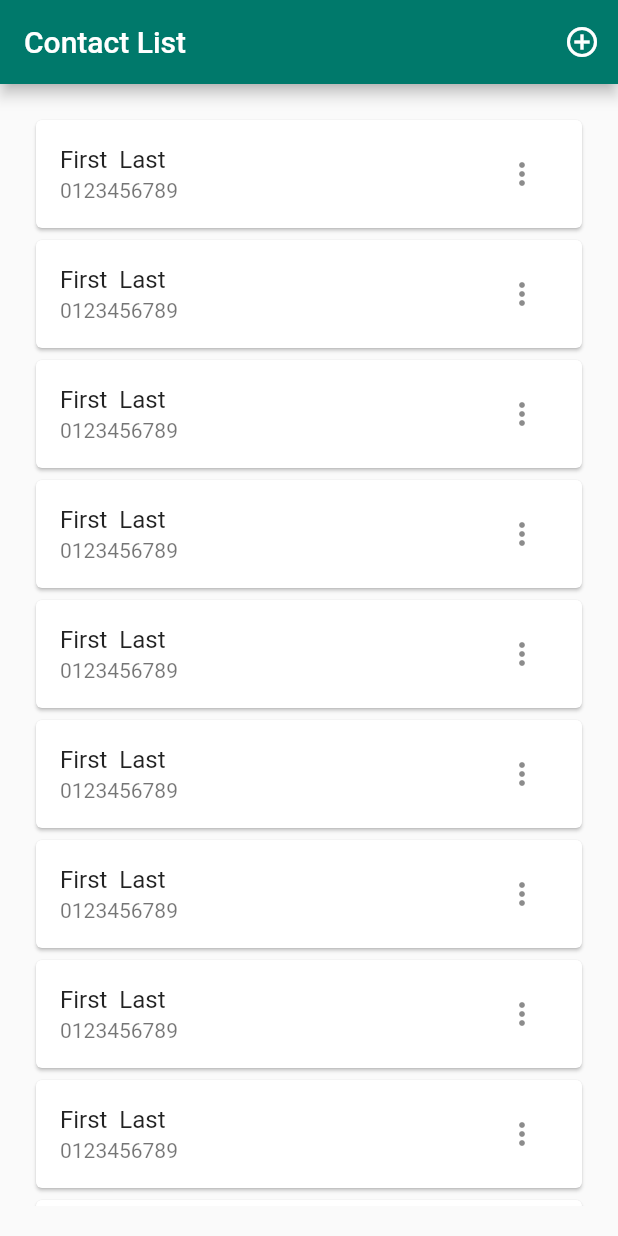
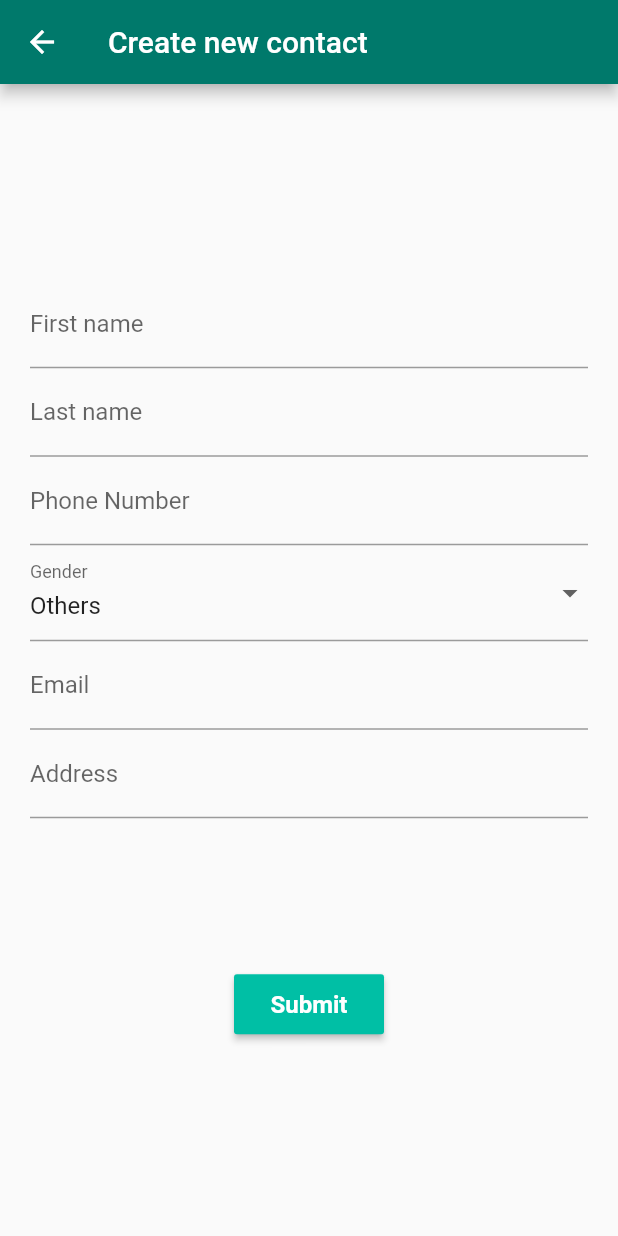
Before and after one commit to heupotato/flutter_contact_list, a Flutter app: the screen it shows after launch, after a tap on the "add circle outline" icon, on a phone screen of 412 x 824 dp. Run offline on Flutter 3.47's test engine with Material 2 defaults, Android fonts, the phone set to English and light mode, and no system bars; our stand-ins replace moor_flutter; generated files the repository leaves out were written again.

Commit message:
Ctl 005 create new contact screen (#7)
Ctl 005 create new contact screen

```diff
--- a/lib/main.dart
+++ b/lib/main.dart
@@ -8,7 +8,7 @@ class MyApp extends StatelessWidget{
       return MaterialApp(
         title: "My contact list",
         theme: ThemeData(primaryColor: Colors.teal[700]),
-        home: ContactList(),
+        home: ContactListScreen(),
       );
     }
 }
--- /dev/null
+++ b/lib/services/validator.dart
@@ -0,0 +1,22 @@
+class Validator{
+  static String? firstName(String ? firstname){
+    return (firstname == null || firstname.isEmpty)
+        ? "First name is required" : null;
+  }
+
+  static String ? lastname (String ? lastname){
+    return (lastname == null || lastname.isEmpty)
+        ? "Last name is required" : null;
+  }
+  ///phone number can be written with area code
+  static final phoneRegEx = RegExp(r'^[0-9\+]+$');
+
+  static String ? phoneNumber (String ? phone){
+    if (phone == null || phone.isEmpty){
+      return "Phone number is required";
+    }
+    if (phoneRegEx.hasMatch(phone) == false){
+      return "Invalid phone number";
+    }
+  }
+}
--- a/lib/ui/screens/contact_list_screen.dart
+++ b/lib/ui/screens/contact_list_screen.dart
@@ -1,15 +1,16 @@
 import 'package:flutter/material.dart';
 import 'package:flutter_contact_list/mockdata/mock_contact.dart';
 import 'package:flutter_contact_list/ui/screens/contact_detail_screen.dart';
+import 'package:flutter_contact_list/ui/screens/new_contact_screen.dart';
 
-class ContactList extends StatefulWidget {
-    const ContactList({ Key? key }) : super(key: key);
+class ContactListScreen extends StatefulWidget {
+    const ContactListScreen({ Key? key }) : super(key: key);
 
     @override
-    _ContactListState createState() => _ContactListState();
+    _ContactListScreenState createState() => _ContactListScreenState();
 }
 
-class _ContactListState extends State<ContactList> {
+class _ContactListScreenState extends State<ContactListScreen> {
     //create some fake data and assign to contactList
     List<Contact> contactList = MockContact.mocks();
 
@@ -61,16 +62,20 @@ class _ContactListState extends State<ContactList> {
         );
     }
 
+    _gotoAddNewContact(){
+        Navigator.push(
+            context,
+            MaterialPageRoute(builder: (context) => NewContactScreen())
+        );
+    }
+
     @override
     Widget build(BuildContext context) {
-        _pushAdd(){
-
-        }
         return Scaffold(
             appBar: AppBar(
                 title: Text("Contact List"),
                 actions: [
-                    IconButton(icon: Icon(Icons.add_circle_outline_sharp), onPressed: _pushAdd) ],
+                    IconButton(icon: Icon(Icons.add_circle_outline_sharp), onPressed: _gotoAddNewContact)],
             ),
             body: Container(
                 padding: EdgeInsets.all(20),
--- /dev/null
+++ b/lib/ui/screens/new_contact_screen.dart
@@ -0,0 +1,143 @@
+import 'package:flutter/material.dart';
+import 'package:flutter_contact_list/services/validator.dart';
+import 'package:flutter_contact_list/ui/widgets/buttons/custom_elevated_button.dart';
+
+class NewContactScreen extends StatefulWidget {
+    const NewContactScreen({Key? key }) : super(key: key);
+
+    @override
+    _NewContactScreenState createState() => _NewContactScreenState();
+}
+
+enum Gender {male, female, others}
+
+extension GenderName on Gender{
+    String get name{
+        switch (this){
+            case Gender.male:
+                return "Male";
+            case Gender.female:
+                return "Female";
+            case Gender.others:
+                return "Others";
+        }
+    }
+}
+
+class _NewContactScreenState extends State<NewContactScreen> {
+    late String firstName;
+    late String lastName;
+    late String phoneNumber;
+    Gender gender = Gender.others;
+    late String email;
+    late String address;
+
+
+    final GlobalKey<FormState> formKey = GlobalKey<FormState>();
+
+    Widget firstNameField(){
+        return TextFormField(
+            decoration: InputDecoration(labelText: "First name"),
+            validator: Validator.firstName,
+            onSaved: (String ? value) => firstName = value!,
+        );
+    }
+
+    Widget lastNameField(){
+        return TextFormField(
+            decoration: InputDecoration(labelText: "Last name"),
+            validator: Validator.lastname,
+            onSaved: (String ? value) => lastName = value!,
+        );
+    }
+
+    Widget phoneNumberField(){
+        return TextFormField(
+            decoration: InputDecoration(labelText: "Phone Number"),
+            validator: Validator.phoneNumber,
+            onSaved: (String ? value) => phoneNumber = value!,
+        );
+    }
+
+    Widget genderField(){
+        return DropdownButtonFormField(
+            decoration: InputDecoration(labelText: "Gender"),
+            onChanged: (Gender ? newValue) => {
+                setState(() => gender = newValue!)
+            },
+
+            value: Gender.others,
+            isExpanded: true,
+            items: Gender.values.map((Gender value) {
+                return DropdownMenuItem(
+                    value: value,
+                    child: Text(value.name),
+                );
+            }).toList()
+        );
+    }
+
+    Widget emailField(){
+        return TextFormField(
+            decoration: InputDecoration(labelText: "Email"),
+            onSaved: (String ? value) => email = value!
+        );
+    }
+
+    Widget addressField(){
+        return TextFormField(
+                decoration: InputDecoration(labelText: "Address"),
+                onSaved: (String ? value) => address = value!
+        );
+    }
+
+    final ButtonStyle _raisedButtonStyle = ElevatedButton.styleFrom(
+        onPrimary: Colors.teal[900],
+        primary: Colors.tealAccent[700],
+        minimumSize: Size(100, 40),
+        padding: EdgeInsets.symmetric(horizontal: 16),
+        shape: const RoundedRectangleBorder(
+            borderRadius: BorderRadius.all(Radius.circular(2)),
+        ),
+    );
+
+    _onSubmit(){
+        if (formKey.currentState?.validate() ?? false){
+            formKey.currentState!.save();
+            _addNewContact();
+            Navigator.pop(context);
+        }
+    }
+
+    void _addNewContact(){
+        print("Succeeded");
+        print(gender.name);
+    }
+
+    @override
+    Widget build(BuildContext context) {
+        return Scaffold(
+            resizeToAvoidBottomInset: false,
+            appBar: AppBar(title: Text("Create new contact")),
+            body: Container(
+                margin: EdgeInsets.all(20),
+                child: Form(
+                    key: formKey,
+                    child: Column(
+                        mainAxisAlignment: MainAxisAlignment.center,
+                            children: [
+                            firstNameField(),
+                            lastNameField(),
+                            phoneNumberField(),
+                            genderField(),
+                            emailField(),
+                            addressField(),
+                            SizedBox(height: 100),
+                            CustomElevatedButton(title: "Submit", style: _raisedButtonStyle, onPressed: _onSubmit)
+                        ],
+                    ),
+                ),
+            ),
+        );
+    }
+}
--- /dev/null
+++ b/lib/ui/widgets/buttons/custom_elevated_button.dart
@@ -0,0 +1,22 @@
+import 'package:flutter/material.dart';
+
+class CustomElevatedButton extends StatelessWidget {
+  final title;
+  final style;
+  final GestureTapCallback onPressed;
+  const CustomElevatedButton({Key? key, required this.title,
+    required this.style, required this.onPressed}) : super(key: key);
+
+
+
+  @override
+  Widget build(BuildContext context) {
+    return ElevatedButton(
+        style: style,
+        child: Text(
+            title,
+            style: TextStyle(color: Colors.white, fontSize: 16, fontWeight: FontWeight.bold)),
+        onPressed: onPressed,
+    );
+  }
+}
```
